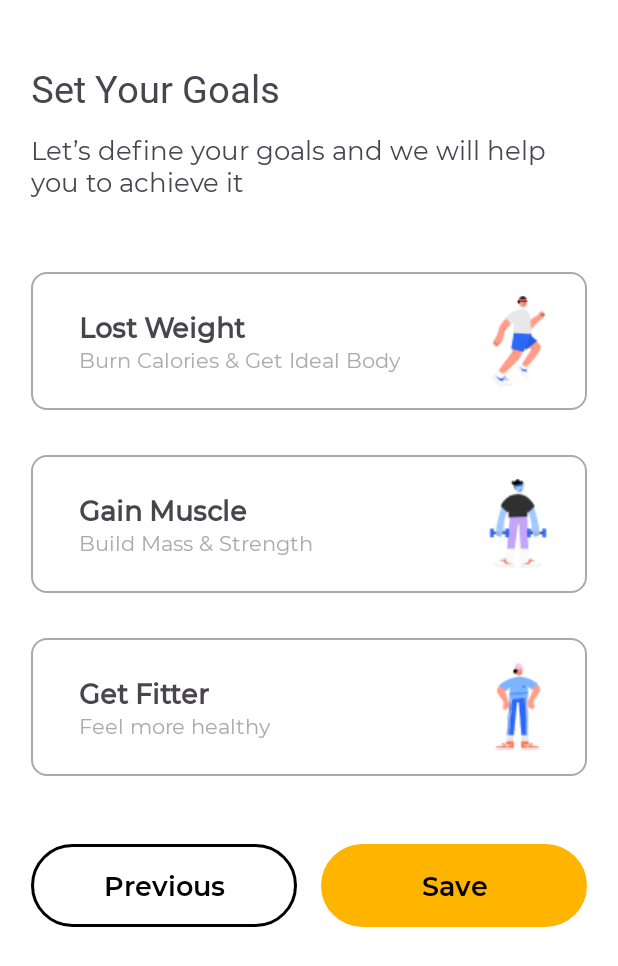
After one commit to sappawrdn/FitMotion, an Android app: the layout activity_goals.xml on its own in the app's theme, with its tools: preview values and no code run, on a phone screen of 412 x 824 dp. The commit adds this screen. Shown: the top 966 px of the screen. Run offline under Robolectric (Android 15) with nearby library versions, the phone set to English and light mode, and no system bars.

Commit message:
finish goals UI

```diff
--- a/app/src/main/java/com/example/fitmotion/MainActivity.kt
+++ b/app/src/main/java/com/example/fitmotion/MainActivity.kt
@@ -8,7 +8,9 @@ import androidx.core.splashscreen.SplashScreen
 import androidx.core.splashscreen.SplashScreen.Companion.installSplashScreen
 import androidx.core.view.ViewCompat
 import androidx.core.view.WindowInsetsCompat
+import com.example.fitmotion.databinding.ActivityGoalsBinding
 import com.example.fitmotion.databinding.ActivityMainBinding
+import com.example.fitmotion.databinding.ActivityScreeningBinding
 import com.example.fitmotion.databinding.ActivityWelcomeBinding
 
 class MainActivity : AppCompatActivity() {
--- a/app/src/main/java/com/example/fitmotion/ScreeningActivity.kt
+++ b/app/src/main/java/com/example/fitmotion/ScreeningActivity.kt
@@ -1,12 +1,17 @@
 package com.example.fitmotion
 
+import android.app.DatePickerDialog
 import android.os.Bundle
 import android.widget.ArrayAdapter
 import androidx.appcompat.app.AppCompatActivity
 import com.example.fitmotion.databinding.ActivityScreeningBinding
+import java.text.SimpleDateFormat
+import java.util.Calendar
+import java.util.Locale
 
 class ScreeningActivity : AppCompatActivity() {
     private lateinit var binding: ActivityScreeningBinding
+    private val calendar: Calendar = Calendar.getInstance()
 
     override fun onCreate(savedInstanceState: Bundle?) {
         super.onCreate(savedInstanceState)
@@ -17,5 +22,27 @@ class ScreeningActivity : AppCompatActivity() {
         binding.illnessAutoComplete.setAdapter(arrayAdapter)
         setContentView(binding.root)
 
+        val date = DatePickerDialog.OnDateSetListener { _, year, month, dayOfMonth ->
+            calendar.set(Calendar.YEAR, year)
+            calendar.set(Calendar.MONTH, month)
+            calendar.set(Calendar.DAY_OF_MONTH, dayOfMonth)
+            updateLabel()
+        }
+
+        binding.dateEditText.setOnClickListener {
+            DatePickerDialog(this,
+                date,
+                calendar.get(Calendar.YEAR),
+                calendar.get(Calendar.MONTH),
+                calendar.get(Calendar.DAY_OF_MONTH)
+            ).show()
+        }
+
+    }
+
+    private fun updateLabel() {
+        val myFormat = "dd/MM/yy" // Ubah format menjadi dd/MM/yy
+        val dateFormat = SimpleDateFormat(myFormat, Locale.US)
+        binding.dateEditText.setText(dateFormat.format(calendar.time))
     }
 }
--- /dev/null
+++ b/app/src/main/res/drawable/rounded_corners.xml
@@ -0,0 +1,6 @@
+<?xml version="1.0" encoding="utf-8"?>
+<shape xmlns:android="http://schemas.android.com/apk/res/android">
+    <corners android:radius="10dp" />
+    <solid android:color="@android:color/white" />
+    <stroke android:width="1dp" android:color="@android:color/darker_gray" />
+</shape>
--- /dev/null
+++ b/app/src/main/res/layout/activity_goals.xml
@@ -0,0 +1,269 @@
+<?xml version="1.0" encoding="utf-8"?>
+<androidx.constraintlayout.widget.ConstraintLayout xmlns:android="http://schemas.android.com/apk/res/android"
+    android:layout_width="match_parent"
+    android:layout_height="match_parent"
+    xmlns:app="http://schemas.android.com/apk/res-auto"
+    android:background="@color/white">
+
+    <TextView
+        android:id="@+id/goals_title"
+        android:layout_width="wrap_content"
+        android:layout_height="wrap_content"
+        android:text="Set Your Goals"
+        android:fontFamily="@font/montserrat_extrabold"
+        android:textSize="25sp"
+        app:layout_constraintStart_toStartOf="@id/guidelineVertical"
+        app:layout_constraintTop_toBottomOf="@id/guidelineHorizontal"/>
+
+    <TextView
+        android:id="@+id/goals_desc"
+        android:layout_width="0dp"
+        android:layout_height="wrap_content"
+        android:text="Let’s define your goals and we will help you to achieve it"
+        app:layout_constraintStart_toStartOf="@id/guidelineVertical"
+        app:layout_constraintTop_toBottomOf="@id/goals_title"
+        app:layout_constraintEnd_toEndOf="@id/guidelineVertical2"
+        android:layout_marginTop="12dp"
+        android:textSize="17sp"
+        android:fontFamily="@font/montserrat_regular"/>
+
+<!--    item 1-->
+    <androidx.constraintlayout.widget.ConstraintLayout
+        android:id="@+id/container_lostweight"
+        android:layout_width="0dp"
+        android:layout_height="wrap_content"
+        android:background="@drawable/rounded_corners"
+        android:padding="16dp"
+        app:layout_constraintStart_toStartOf="@id/guidelineVertical"
+        app:layout_constraintEnd_toEndOf="@id/guidelineVertical2"
+        app:layout_constraintTop_toBottomOf="@id/guidelineHorizontal2">
+
+        <ImageView
+            android:id="@+id/lostweight_image"
+            android:layout_width="wrap_content"
+            android:layout_height="wrap_content"
+            android:src="@drawable/lostweight"
+            app:layout_constraintEnd_toEndOf="parent"
+            app:layout_constraintTop_toTopOf="parent"
+            app:layout_constraintBottom_toBottomOf="parent"/>
+
+        <LinearLayout
+            android:layout_width="0dp"
+            android:layout_height="wrap_content"
+            android:orientation="vertical"
+            android:paddingStart="16dp"
+            app:layout_constraintStart_toStartOf="parent"
+            app:layout_constraintTop_toTopOf="parent"
+            app:layout_constraintBottom_toBottomOf="parent">
+
+            <TextView
+                android:layout_width="wrap_content"
+                android:layout_height="wrap_content"
+                android:text="Lost Weight"
+                android:textSize="18sp"
+                android:textStyle="bold"
+                android:fontFamily="@font/montserrat_medium"/>
+
+            <TextView
+                android:layout_width="wrap_content"
+                android:layout_height="wrap_content"
+                android:text="Burn Calories &amp; Get Ideal Body"
+                android:textSize="14sp"
+                android:textColor="@android:color/darker_gray"
+                android:fontFamily="@font/montserrat_regular"/>
+        </LinearLayout>
+
+    </androidx.constraintlayout.widget.ConstraintLayout>
+
+    <!--    item 2-->
+    <androidx.constraintlayout.widget.ConstraintLayout
+        android:id="@+id/container_gainmuscle"
+        android:layout_width="0dp"
+        android:layout_height="wrap_content"
+        android:background="@drawable/rounded_corners"
+        android:padding="16dp"
+        android:layout_marginTop="30dp"
+        app:layout_constraintStart_toStartOf="@id/guidelineVertical"
+        app:layout_constraintEnd_toEndOf="@id/guidelineVertical2"
+        app:layout_constraintTop_toBottomOf="@id/container_lostweight">
+
+        <ImageView
+            android:id="@+id/gainmuscle_image"
+            android:layout_width="wrap_content"
+            android:layout_height="wrap_content"
+            android:src="@drawable/gainmuscle"
+            app:layout_constraintEnd_toEndOf="parent"
+            app:layout_constraintTop_toTopOf="parent"
+            app:layout_constraintBottom_toBottomOf="parent"/>
+
+        <LinearLayout
+            android:layout_width="0dp"
+            android:layout_height="wrap_content"
+            android:orientation="vertical"
+            android:paddingStart="16dp"
+            app:layout_constraintStart_toStartOf="parent"
+            app:layout_constraintTop_toTopOf="parent"
+            app:layout_constraintBottom_toBottomOf="parent">
+
+            <TextView
+                android:layout_width="wrap_content"
+                android:layout_height="wrap_content"
+                android:text="Gain Muscle"
+                android:textSize="18sp"
+                android:textStyle="bold"
+                android:fontFamily="@font/montserrat_medium"/>
+
+            <TextView
+                android:layout_width="wrap_content"
+                android:layout_height="wrap_content"
+                android:text="Build Mass &amp; Strength"
+                android:textSize="14sp"
+                android:textColor="@android:color/darker_gray"
+                android:fontFamily="@font/montserrat_regular"/>
+        </LinearLayout>
+
+    </androidx.constraintlayout.widget.ConstraintLayout>
+
+    <!--    item 3-->
+    <androidx.constraintlayout.widget.ConstraintLayout
+        android:id="@+id/container_getfitter"
+        android:layout_width="0dp"
+        android:layout_height="wrap_content"
+        android:background="@drawable/rounded_corners"
+        android:layout_marginTop="30dp"
+        android:padding="16dp"
+        app:layout_constraintStart_toStartOf="@id/guidelineVertical"
+        app:layout_constraintEnd_toEndOf="@id/guidelineVertical2"
+        app:layout_constraintTop_toBottomOf="@id/container_gainmuscle">
+
+        <ImageView
+            android:id="@+id/getfitter_image"
+            android:layout_width="wrap_content"
+            android:layout_height="wrap_content"
+            android:src="@drawable/getfitter"
+            app:layout_constraintEnd_toEndOf="parent"
+            app:layout_constraintTop_toTopOf="parent"
+            app:layout_constraintBottom_toBottomOf="parent"/>
+
+        <LinearLayout
+            android:layout_width="0dp"
+            android:layout_height="wrap_content"
+            android:orientation="vertical"
+            android:paddingStart="16dp"
+            app:layout_constraintStart_toStartOf="parent"
+            app:layout_constraintTop_toTopOf="parent"
+            app:layout_constraintBottom_toBottomOf="parent">
+
+            <TextView
+                android:layout_width="wrap_content"
+                android:layout_height="wrap_content"
+                android:text="Get Fitter"
+                android:textSize="18sp"
+                android:textStyle="bold"
+                android:fontFamily="@font/montserrat_medium"/>
+
+            <TextView
+                android:layout_width="wrap_content"
+                android:layout_height="wrap_content"
+                android:text="Feel more healthy"
+                android:textSize="14sp"
+                android:textColor="@android:color/darker_gray"
+                android:fontFamily="@font/montserrat_regular"/>
+        </LinearLayout>
+
+    </androidx.constraintlayout.widget.ConstraintLayout>
+
+    <Button
+        android:id="@+id/signin_button"
+        android:layout_width="0dp"
+        android:layout_height="55dp"
+        android:layout_marginTop="45dp"
+        app:backgroundTint="@color/black"
+        android:background="@drawable/border_signup"
+        android:gravity="center"
+        android:textSize="18sp"
+        android:text="Previous"
+        android:textColor="@color/black"
+        android:fontFamily="@font/montserrat_semibold"
+        app:layout_constraintEnd_toStartOf="@id/guidelineVertical3"
+        app:layout_constraintTop_toBottomOf="@+id/container_getfitter"
+        app:layout_constraintStart_toStartOf="@id/guidelineVertical"/>
+
+    <Button
+        android:id="@+id/login_button"
+        android:layout_width="0dp"
+        android:layout_height="55dp"
+        android:background="@drawable/border_login"
+        android:layout_marginTop="45dp"
+        android:textSize="18sp"
+        android:text="Save"
+        app:backgroundTint="@color/primary"
+        android:textColor="@color/black"
+        android:fontFamily="@font/montserrat_semibold"
+        app:layout_constraintStart_toEndOf="@id/guidelineVertical4"
+        app:layout_constraintTop_toBottomOf="@id/container_getfitter"
+        app:layout_constraintEnd_toEndOf="@id/guidelineVertical2"/>
+
+    <androidx.constraintlayout.widget.Guideline
+        android:id="@+id/guidelineHorizontal"
+        android:layout_width="wrap_content"
+        android:layout_height="64dp"
+        android:orientation="horizontal"
+        app:layout_constraintEnd_toEndOf="parent"
+        app:layout_constraintGuide_percent="0.05"
+        app:layout_constraintStart_toStartOf="parent" />
+
+    <androidx.constraintlayout.widget.Guideline
+        android:id="@+id/guidelineHorizontal2"
+        android:layout_width="wrap_content"
+        android:layout_height="64dp"
+        android:orientation="horizontal"
+        app:layout_constraintEnd_toEndOf="parent"
+        app:layout_constraintGuide_percent="0.22"
+        app:layout_constraintStart_toStartOf="parent" />
+
+    <androidx.constraintlayout.widget.Guideline
+        android:id="@+id/guidelineHorizontal3"
+        android:layout_width="wrap_content"
+        android:layout_height="64dp"
+        android:orientation="horizontal"
+        app:layout_constraintEnd_toEndOf="parent"
+        app:layout_constraintGuide_percent="0.95"
+        app:layout_constraintStart_toStartOf="parent" />
+
+    <androidx.constraintlayout.widget.Guideline
+        android:id="@+id/guidelineVertical"
+        android:layout_width="wrap_content"
+        android:layout_height="64dp"
+        android:orientation="vertical"
+        app:layout_constraintEnd_toEndOf="parent"
+        app:layout_constraintGuide_percent="0.05"
+        app:layout_constraintStart_toStartOf="parent" />
+
+    <androidx.constraintlayout.widget.Guideline
+        android:id="@+id/guidelineVertical2"
+        android:layout_width="wrap_content"
+        android:layout_height="64dp"
+        android:orientation="vertical"
+        app:layout_constraintEnd_toEndOf="parent"
+        app:layout_constraintGuide_percent="0.95"
+        app:layout_constraintStart_toStartOf="parent" />
+
+    <androidx.constraintlayout.widget.Guideline
+        android:id="@+id/guidelineVertical3"
+        android:layout_width="wrap_content"
+        android:layout_height="64dp"
+        android:orientation="vertical"
+        app:layout_constraintEnd_toEndOf="parent"
+        app:layout_constraintGuide_percent="0.48"
+        app:layout_constraintStart_toStartOf="parent" />
+
+    <androidx.constraintlayout.widget.Guideline
+        android:id="@+id/guidelineVertical4"
+        android:layout_width="wrap_content"
+        android:layout_height="64dp"
+        android:orientation="vertical"
+        app:layout_constraintEnd_toEndOf="parent"
+        app:layout_constraintGuide_percent="0.52"
+        app:layout_constraintStart_toStartOf="parent" />
+</androidx.constraintlayout.widget.ConstraintLayout>
--- a/app/src/main/res/layout/activity_screening.xml
+++ b/app/src/main/res/layout/activity_screening.xml
@@ -59,8 +59,7 @@
             android:layout_height="wrap_content"
             android:ems="10"
             android:fontFamily="@font/montserrat_regular"
-            android:inputType="number"
-            android:paddingStart="48dp"/>
+            android:inputType="number" />
     </com.google.android.material.textfield.TextInputLayout>
 
     <TextView
@@ -95,8 +94,7 @@
             android:layout_height="wrap_content"
             android:ems="10"
             android:fontFamily="@font/montserrat_regular"
-            android:inputType="number"
-            android:paddingStart="48dp"/>
+            android:inputType="number" />
     </com.google.android.material.textfield.TextInputLayout>
 
     <TextView
@@ -136,6 +134,59 @@
 
     </com.google.android.material.textfield.TextInputLayout>
 
+    <TextView
+        android:id="@+id/date_title"
+        android:layout_width="wrap_content"
+        android:textColor="@color/black"
+        android:layout_height="wrap_content"
+        app:layout_constraintTop_toBottomOf="@+id/illnessEditTextLayout"
+        android:text="Date of Birth"
+        app:layout_constraintStart_toStartOf="@id/guidelineVertical"
+        android:fontFamily="@font/montserrat_regular"
+        android:textSize="17sp"
+        android:layout_marginTop="12dp"/>
+
+    <com.google.android.material.textfield.TextInputLayout
+        android:id="@+id/dateEditTextLayout"
+        style="@style/Widget.MaterialComponents.TextInputLayout.OutlinedBox"
+        android:layout_width="0dp"
+        android:layout_marginTop="8dp"
+        android:layout_height="wrap_content"
+        app:layout_constraintEnd_toEndOf="@id/guidelineVertical2"
+        app:layout_constraintStart_toStartOf="@id/guidelineVertical"
+        app:layout_constraintTop_toBottomOf="@+id/date_title"
+        app:boxCornerRadiusBottomEnd="15dp"
+        app:boxCornerRadiusBottomStart="15dp"
+        app:boxCornerRadiusTopEnd="15dp"
+        app:boxCornerRadiusTopStart="15dp">
+
+        <com.google.android.material.textfield.TextInputEditText
+            android:id="@+id/dateEditText"
+            android:layout_width="match_parent"
+            android:layout_height="wrap_content"
+            android:clickable="false"
+            android:cursorVisible="false"
+            android:focusable="false"
+            android:focusableInTouchMode="false"
+            android:ems="10"
+            android:fontFamily="@font/montserrat_regular"
+            android:inputType="number"/>
+    </com.google.android.material.textfield.TextInputLayout>
+
+    <Button
+        android:layout_width="0dp"
+        android:layout_height="55dp"
+        app:layout_constraintStart_toStartOf="@id/guidelineVertical"
+        app:layout_constraintEnd_toEndOf="@+id/guidelineVertical2"
+        app:layout_constraintTop_toBottomOf="@+id/dateEditTextLayout"
+        android:layout_marginTop="45dp"
+        android:background="@drawable/border_login"
+        app:backgroundTint="@color/primary"
+        android:text="Continue"
+        android:textColor="@color/black"
+        android:fontFamily="@font/montserrat_semibold"
+        android:textSize="18sp"/>
+
     <androidx.constraintlayout.widget.Guideline
         android:id="@+id/guidelineHorizontal"
         android:layout_width="wrap_content"
```
Also changed, not shown: app/src/main/AndroidManifest.xml (+7 -3 lines), app/src/main/res/drawable/gainmuscle.png (added), app/src/main/res/drawable/getfitter.png (added), app/src/main/res/drawable/lostweight.png (added).
